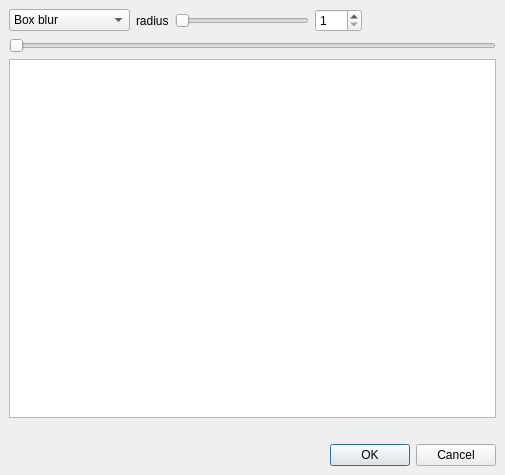
mean00/avidemux2, file avidemux_plugins/ADM_videoFilters6/blur/qt4/blur.ui: the form before one commit.
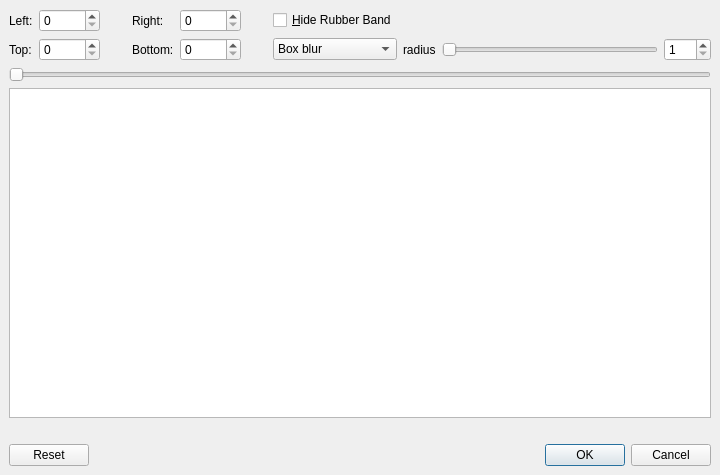
The form after the commit. Custom widgets are drawn as their Qt base class.

Commit message: [blur] Add rubberband control, blur selected area.

Patch:
```diff
--- a/avidemux_plugins/ADM_videoFilters6/blur/qt4/blur.ui
+++ b/avidemux_plugins/ADM_videoFilters6/blur/qt4/blur.ui
@@ -6,7 +6,7 @@
    <rect>
     <x>0</x>
     <y>0</y>
-    <width>505</width>
+    <width>720</width>
     <height>475</height>
    </rect>
   </property>
@@ -29,14 +29,14 @@
    <property name="spacing">
     <number>6</number>
    </property>
-   <item row="5" column="0" colspan="4">
+   <item row="3" column="0" colspan="2">
     <widget class="ADM_QSlider" name="horizontalSlider">
      <property name="orientation">
       <enum>Qt::Horizontal</enum>
      </property>
     </widget>
    </item>
-   <item row="7" column="3">
+   <item row="5" column="1">
     <spacer>
      <property name="orientation">
       <enum>Qt::Vertical</enum>
@@ -52,61 +52,124 @@
      </property>
     </spacer>
    </item>
-   <item row="6" column="0" colspan="4">
+   <item row="4" column="0" colspan="2">
     <widget class="QGraphicsView" name="graphicsView"/>
    </item>
-   <item row="8" column="0" colspan="4">
+   <item row="6" column="0" colspan="2">
     <widget class="QDialogButtonBox" name="buttonBox">
      <property name="orientation">
       <enum>Qt::Horizontal</enum>
      </property>
      <property name="standardButtons">
-      <set>QDialogButtonBox::Cancel|QDialogButtonBox::Ok</set>
+      <set>QDialogButtonBox::Cancel|QDialogButtonBox::Ok|QDialogButtonBox::Reset</set>
      </property>
     </widget>
    </item>
-   <item row="4" column="0">
-    <layout class="QHBoxLayout" name="toolboxLayout"/>
-   </item>
-   <item row="2" column="0" rowspan="2" colspan="4">
-    <layout class="QGridLayout" name="gridLayout">
-     <item row="0" column="1">
+   <item row="0" column="0" rowspan="2" colspan="2">
+    <layout class="QGridLayout" name="gridLayout_3">
+     <item row="1" column="7">
       <widget class="QLabel" name="label">
        <property name="text">
         <string>radius</string>
        </property>
       </widget>
      </item>
-     <item row="0" column="4">
-      <spacer>
+     <item row="0" column="5">
+      <spacer name="horizontalSpacer_2">
        <property name="orientation">
         <enum>Qt::Horizontal</enum>
        </property>
+       <property name="sizeType">
+        <enum>QSizePolicy::Fixed</enum>
+       </property>
        <property name="sizeHint" stdset="0">
         <size>
-         <width>40</width>
+         <width>26</width>
          <height>20</height>
         </size>
        </property>
       </spacer>
      </item>
      <item row="0" column="2">
-      <widget class="QSlider" name="horizontalSliderRadius">
-       <property name="minimum">
-        <number>1</number>
-       </property>
-       <property name="maximum">
-        <number>200</number>
-       </property>
-       <property name="pageStep">
-        <number>20</number>
-       </property>
+      <spacer name="horizontalSpacer">
        <property name="orientation">
         <enum>Qt::Horizontal</enum>
+       </property>
+       <property name="sizeType">
+        <enum>QSizePolicy::Fixed</enum>
+       </property>
+       <property name="sizeHint" stdset="0">
+        <size>
+         <width>26</width>
+         <height>20</height>
+        </size>
+       </property>
+      </spacer>
+     </item>
+     <item row="0" column="4">
+      <widget class="QSpinBox" name="spinBoxRight">
+       <property name="maximum">
+        <number>99999</number>
        </property>
       </widget>
      </item>
      <item row="0" column="0">
+      <widget class="QLabel" name="labelLeft">
+       <property name="text">
+        <string>Left:</string>
+       </property>
+      </widget>
+     </item>
+     <item row="1" column="4">
+      <widget class="QSpinBox" name="spinBoxBottom">
+       <property name="maximum">
+        <number>99999</number>
+       </property>
+      </widget>
+     </item>
+     <item row="1" column="0">
+      <widget class="QLabel" name="labelTop">
+       <property name="text">
+        <string>Top:</string>
+       </property>
+      </widget>
+     </item>
+     <item row="0" column="1">
+      <widget class="QSpinBox" name="spinBoxLeft">
+       <property name="maximum">
+        <number>99999</number>
+       </property>
+      </widget>
+     </item>
+     <item row="1" column="3">
+      <widget class="QLabel" name="labelBottom">
+       <property name="text">
+        <string>Bottom:</string>
+       </property>
+      </widget>
+     </item>
+     <item row="1" column="1">
+      <widget class="QSpinBox" name="spinBoxTop">
+       <property name="maximum">
+        <number>99999</number>
+       </property>
+      </widget>
+     </item>
+     <item row="0" column="3">
+      <widget class="QLabel" name="labelRight">
+       <property name="text">
+        <string>Right:</string>
+       </property>
+      </widget>
+     </item>
+     <item row="0" column="6">
+      <widget class="QCheckBox" name="checkBoxRubber">
+       <property name="text">
+        <string>&amp;Hide Rubber Band</string>
+       </property>
+      </widget>
+     </item>
+     <item row="1" column="6">
       <widget class="QComboBox" name="comboBoxAlgorithm">
        <item>
         <property name="text">
@@ -125,7 +188,36 @@
        </item>
       </widget>
      </item>
-     <item row="0" column="3">
+     <item row="1" column="8">
+      <widget class="QSlider" name="horizontalSliderRadius">
+       <property name="minimum">
+        <number>1</number>
+       </property>
+       <property name="maximum">
+        <number>200</number>
+       </property>
+       <property name="pageStep">
+        <number>20</number>
+       </property>
+       <property name="orientation">
+        <enum>Qt::Horizontal</enum>
+       </property>
+      </widget>
+     </item>
+     <item row="0" column="8">
+      <spacer name="horizontalSpacer_3">
+       <property name="orientation">
+        <enum>Qt::Horizontal</enum>
+       </property>
+       <property name="sizeHint" stdset="0">
+        <size>
+         <width>40</width>
+         <height>20</height>
+        </size>
+       </property>
+      </spacer>
+     </item>
+     <item row="1" column="9">
       <widget class="QSpinBox" name="spinBoxRadius">
        <property name="minimum">
         <number>1</number>
```
Left out of the diff: 5 changed lines with no effect on the pictures. The commit also changes 10 other files.
